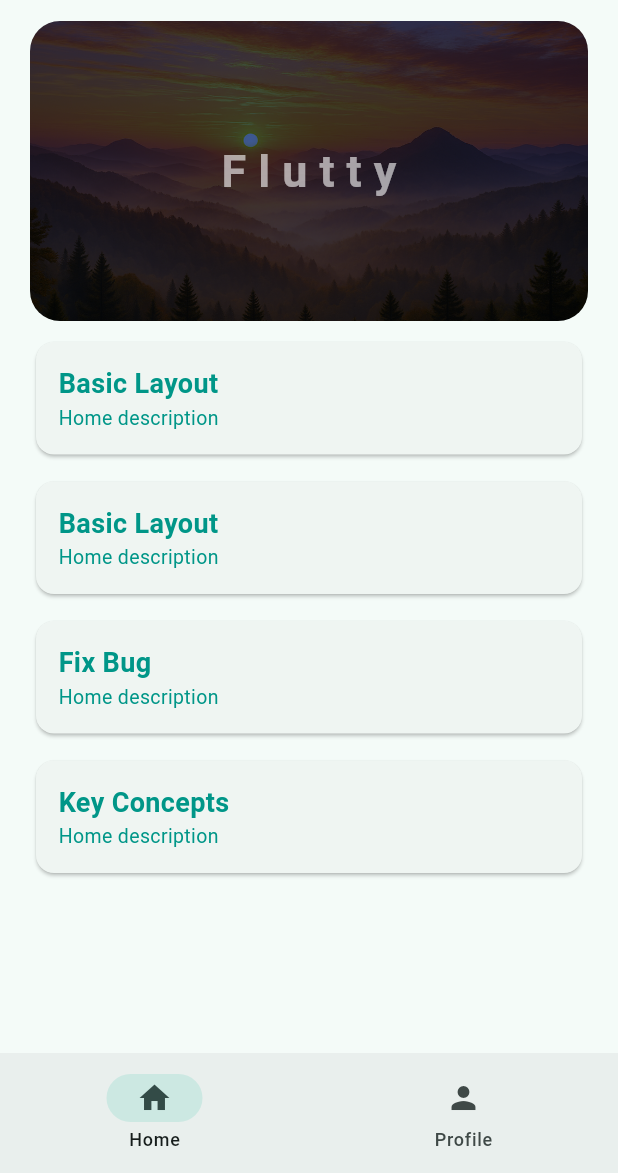
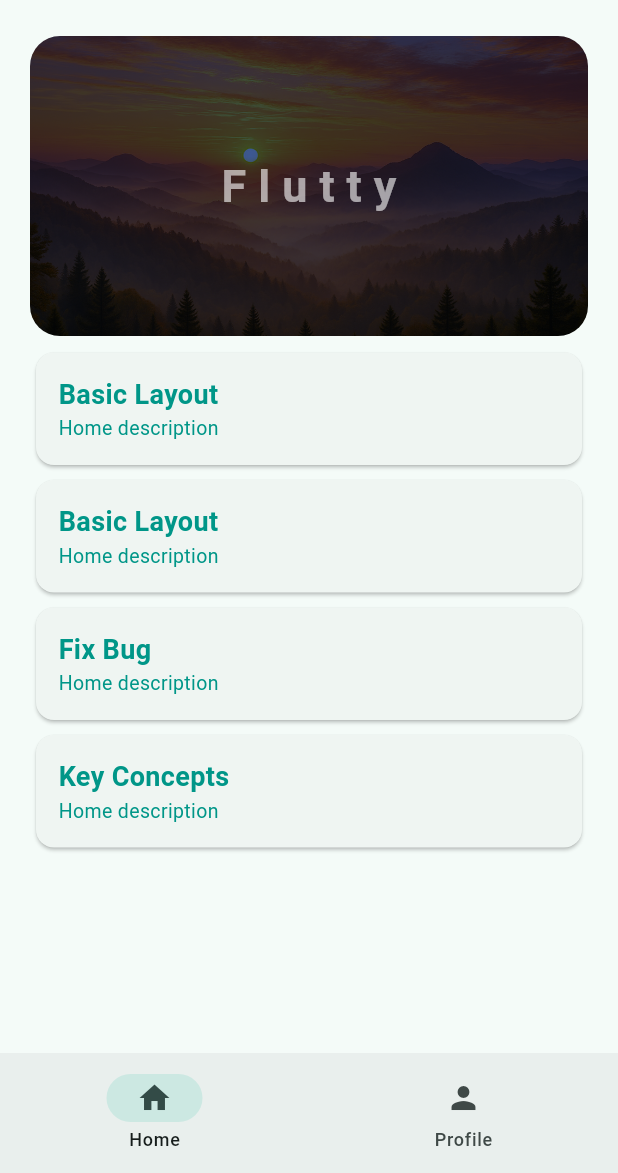
Before and after one commit to gitnassima20/study-buddy, a Flutter app: the WidgetTree screen opened directly, on a phone screen of 412 x 824 dp, the part 63-1236 px from its top. Run offline on Flutter 3.47's test engine with Material 3 defaults, Android fonts, the phone set to English and light mode, and no system bars; our stand-ins replace lottie, shared_preferences; accounts and stored records are empty.

Commit message:
feat(home): Adjusted paddings

```diff
--- a/lib/views/pages/home_page.dart
+++ b/lib/views/pages/home_page.dart
@@ -20,7 +20,9 @@ class HomePage extends StatelessWidget {
       child: SingleChildScrollView(
         child: Column(
           children: [
+            SizedBox(height: 10.0),
             HeroWidget(title: 'Flutty', nextPage: CoursePage()),
+            SizedBox(height: 5.0),
             ...List.generate(list.length, (index) {
               return ContainerWidget(
                 title: list.elementAt(index),
--- a/lib/widgets/container_widget.dart
+++ b/lib/widgets/container_widget.dart
@@ -15,7 +15,7 @@ class ContainerWidget extends StatelessWidget {
   Widget build(BuildContext context) {
     return Container(
       width: double.infinity,
-      padding: EdgeInsets.only(top: 10.0),
+      padding: EdgeInsets.only(top: 2.0),
       child: Card(
         child: Padding(
           padding: EdgeInsets.all(15.0),
```
